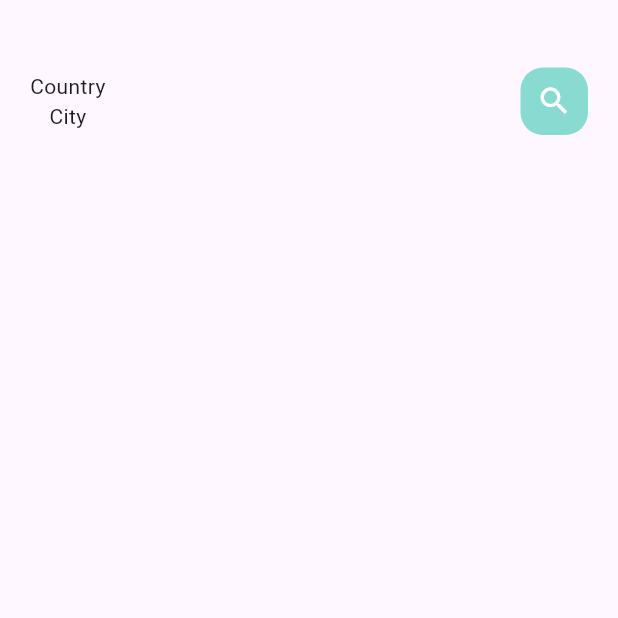
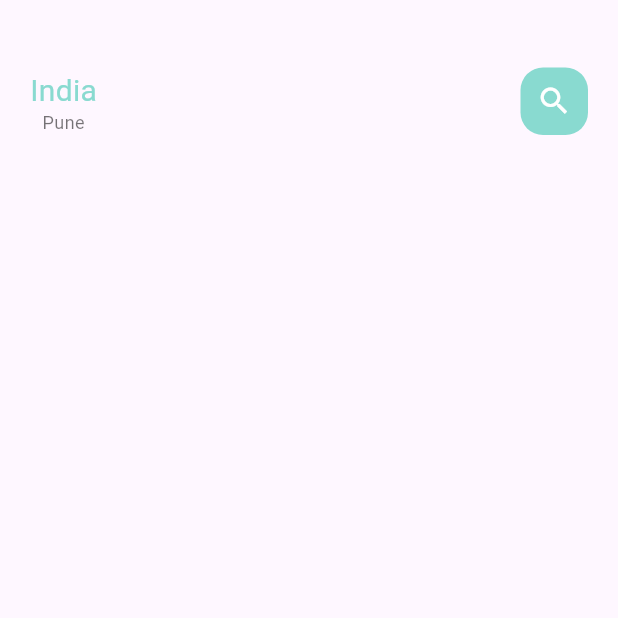
Before and after one commit to AkshayAshokCode/FoodDelivery, a Flutter app: the screen it shows after launch, on a phone screen of 412 x 824 dp, the top half of it. Run offline on Flutter 3.47's test engine with Material 3 defaults, Android fonts, the phone set to English and light mode, and no system bars.

Commit message:
add small & big text widgets

```diff
--- a/lib/home/main_food_page.dart
+++ b/lib/home/main_food_page.dart
@@ -1,6 +1,8 @@
 import 'package:flutter/cupertino.dart';
 import 'package:flutter/material.dart';
 import 'package:food_delivery/utils/colors.dart';
+import 'package:food_delivery/widgets/big_text.dart';
+import 'package:food_delivery/widgets/small_text.dart';
 
 class MainFoodPage extends StatefulWidget {
   const MainFoodPage({super.key});
@@ -24,8 +26,8 @@ class _MainFoodPageState extends State<MainFoodPage> {
                    children: [
                      Column(
                        children: [
-                         Text("Country"),
-                         Text("City")
+                         BigText(text: "India", color: AppColors.mainColor),
+                         SmallText(text: "Pune",  color: Colors.black54)
                        ],
                      ),
                      Center(
--- /dev/null
+++ b/lib/widgets/big_text.dart
@@ -0,0 +1,26 @@
+import 'package:flutter/cupertino.dart';
+
+class BigText extends StatelessWidget {
+  Color? color;
+  final String text;
+  double size;
+  TextOverflow overFlow;
+  BigText({super.key, this.color = const Color(0xFF332d2b),
+    required this.text,
+    this.size=20,
+  this.overFlow=TextOverflow.ellipsis});
+
+  @override
+  Widget build(BuildContext context) {
+    return Text(
+      text,
+      maxLines: 1,
+      overflow: overFlow,
+      style: TextStyle(
+        fontFamily: 'Roboto',
+        color: color,
+        fontSize: size,
+        fontWeight: FontWeight.w400)
+    );
+  }
+}
--- /dev/null
+++ b/lib/widgets/small_text.dart
@@ -0,0 +1,26 @@
+import 'package:flutter/cupertino.dart';
+
+class SmallText extends StatelessWidget {
+  Color? color;
+  final String text;
+  double size;
+  double height;
+  SmallText({super.key, this.color = const Color(0xFFccc7c5),
+    required this.text,
+    this.size=12,
+  this.height=1.2
+  });
+
+  @override
+  Widget build(BuildContext context) {
+    return Text(
+        text,
+        style: TextStyle(
+            fontFamily: 'Roboto',
+            color: color,
+            fontSize: size,
+            height: height
+        )
+    );
+  }
+}
```
